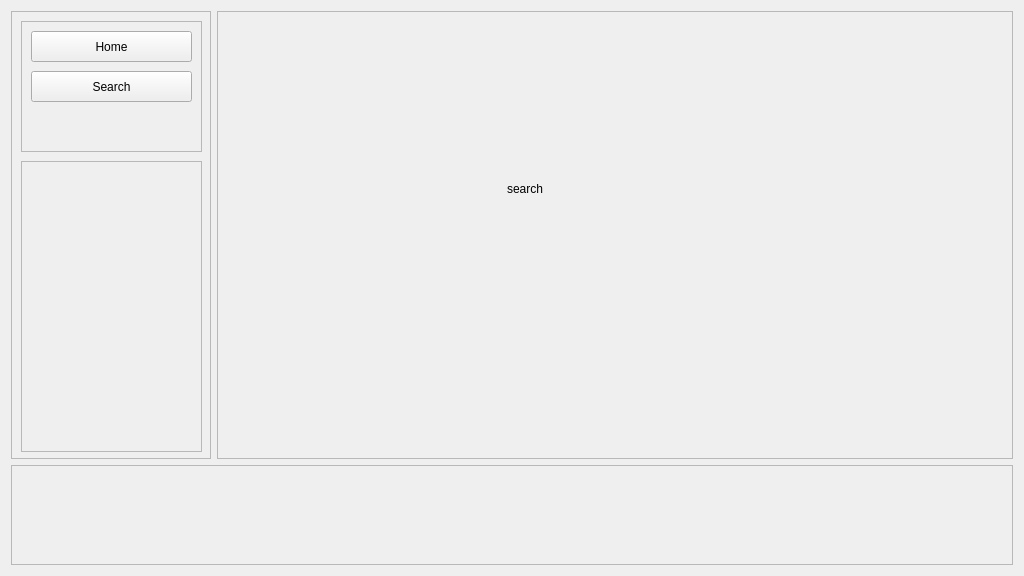
This is new/main.ui in Nmstr/Auralium as Qt 5 draws it before an edit. The edited form follows.
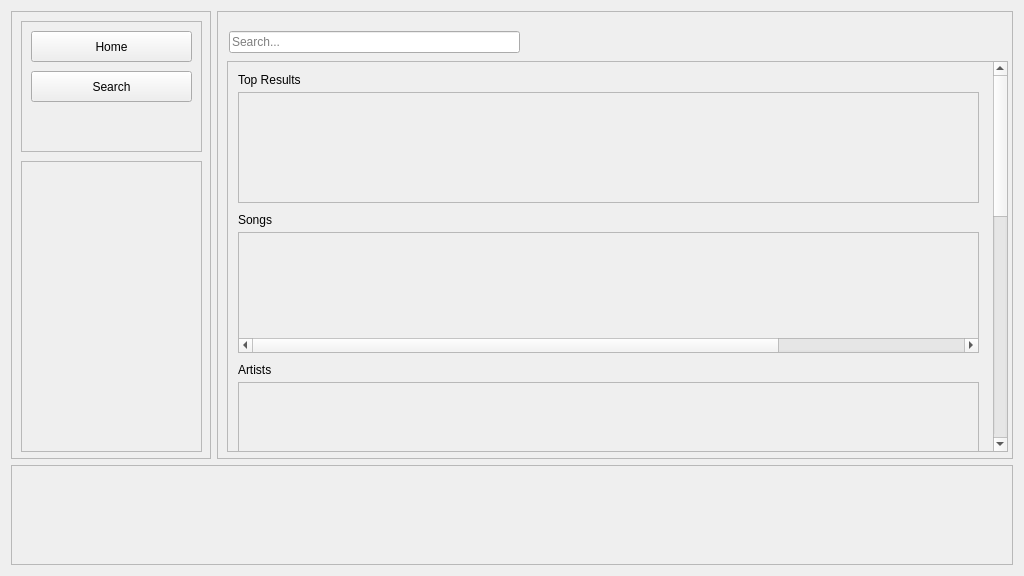
This is the edited form. The open tabs and pages were chosen to show the change.

Commit message: added basic search tab

Patch:
```diff
--- a/new/main.ui
+++ b/new/main.ui
@@ -50,18 +50,175 @@
        </widget>
       </widget>
       <widget class="QWidget" name="search">
-       <widget class="QLabel" name="label_2">
+       <widget class="QLineEdit" name="searchBar">
         <property name="geometry">
          <rect>
-          <x>280</x>
-          <y>160</y>
-          <width>58</width>
-          <height>15</height>
+          <x>2</x>
+          <y>10</y>
+          <width>291</width>
+          <height>22</height>
          </rect>
         </property>
+        <property name="toolTip">
+         <string>Enter what you want to search for!</string>
+        </property>
+        <property name="inputMask">
+         <string/>
+        </property>
         <property name="text">
-         <string>search</string>
+         <string/>
         </property>
+        <property name="placeholderText">
+         <string>Search...</string>
+        </property>
+       </widget>
+       <widget class="QScrollArea" name="searchScrollArea">
+        <property name="geometry">
+         <rect>
+          <x>0</x>
+          <y>40</y>
+          <width>781</width>
+          <height>391</height>
+         </rect>
+        </property>
+        <property name="widgetResizable">
+         <bool>true</bool>
+        </property>
+        <widget class="QWidget" name="scrollAreaWidgetContents">
+         <property name="geometry">
+          <rect>
+           <x>0</x>
+           <y>-135</y>
+           <width>765</width>
+           <height>1000</height>
+          </rect>
+         </property>
+         <property name="sizePolicy">
+          <sizepolicy hsizetype="Preferred" vsizetype="Preferred">
+           <horstretch>0</horstretch>
+           <verstretch>0</verstretch>
+          </sizepolicy>
+         </property>
+         <property name="minimumSize">
+          <size>
+           <width>0</width>
+           <height>1000</height>
+          </size>
+         </property>
+         <widget class="QScrollArea" name="searchSongsScrollArea">
+          <property name="geometry">
+           <rect>
+            <x>10</x>
+            <y>170</y>
+            <width>741</width>
+            <height>121</height>
+           </rect>
+          </property>
+          <property name="widgetResizable">
+           <bool>true</bool>
+          </property>
+          <widget class="QWidget" name="scrollAreaWidgetContents_2">
+           <property name="geometry">
+            <rect>
+             <x>0</x>
+             <y>0</y>
+             <width>1000</width>
+             <height>105</height>
+            </rect>
+           </property>
+           <property name="minimumSize">
+            <size>
+             <width>1000</width>
+             <height>0</height>
+            </size>
+           </property>
+          </widget>
+         </widget>
+         <widget class="QFrame" name="searchTopResults">
+          <property name="geometry">
+           <rect>
+            <x>10</x>
+            <y>30</y>
+            <width>741</width>
+            <height>111</height>
+           </rect>
+          </property>
+          <property name="frameShape">
+           <enum>QFrame::StyledPanel</enum>
+          </property>
+          <property name="frameShadow">
+           <enum>QFrame::Raised</enum>
+          </property>
+         </widget>
+         <widget class="QLabel" name="searchTopResultsLabel">
+          <property name="geometry">
+           <rect>
+            <x>10</x>
+            <y>10</y>
+            <width>71</width>
+            <height>16</height>
+           </rect>
+          </property>
+          <property name="text">
+           <string>Top Results</string>
+          </property>
+         </widget>
+         <widget class="QLabel" name="searchSongsLabel">
+          <property name="geometry">
+           <rect>
+            <x>10</x>
+            <y>150</y>
+            <width>71</width>
+            <height>16</height>
+           </rect>
+          </property>
+          <property name="text">
+           <string>Songs</string>
+          </property>
+         </widget>
+         <widget class="QScrollArea" name="searchArtistsScrollArea">
+          <property name="geometry">
+           <rect>
+            <x>10</x>
+            <y>320</y>
+            <width>741</width>
+            <height>121</height>
+           </rect>
+          </property>
+          <property name="widgetResizable">
+           <bool>true</bool>
+          </property>
+          <widget class="QWidget" name="scrollAreaWidgetContents_3">
+           <property name="geometry">
+            <rect>
+             <x>0</x>
+             <y>0</y>
+             <width>1000</width>
+             <height>105</height>
+            </rect>
+           </property>
+           <property name="minimumSize">
+            <size>
+             <width>1000</width>
+             <height>0</height>
+            </size>
+           </property>
+          </widget>
+         </widget>
+         <widget class="QLabel" name="searchArtistsLabel">
+          <property name="geometry">
+           <rect>
+            <x>10</x>
+            <y>300</y>
+            <width>71</width>
+            <height>16</height>
+           </rect>
+          </property>
+          <property name="text">
+           <string>Artists</string>
+          </property>
+         </widget>
+        </widget>
        </widget>
       </widget>
      </widget>
```
Left out of the diff: 4 changed lines with no effect on the pictures.
